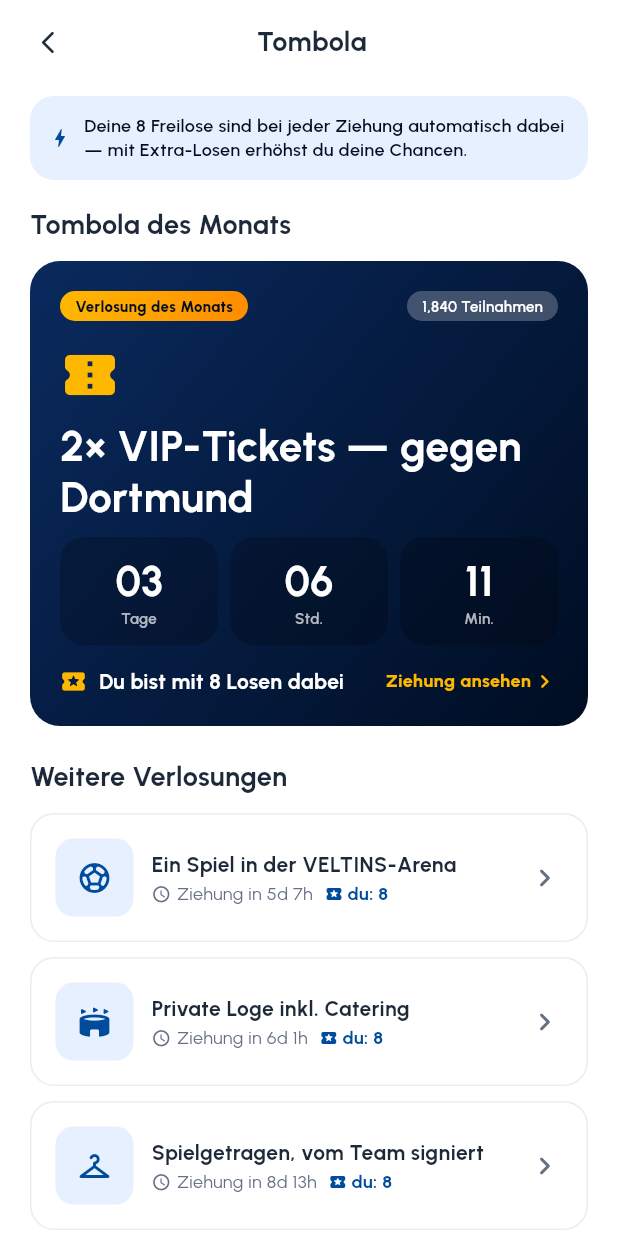
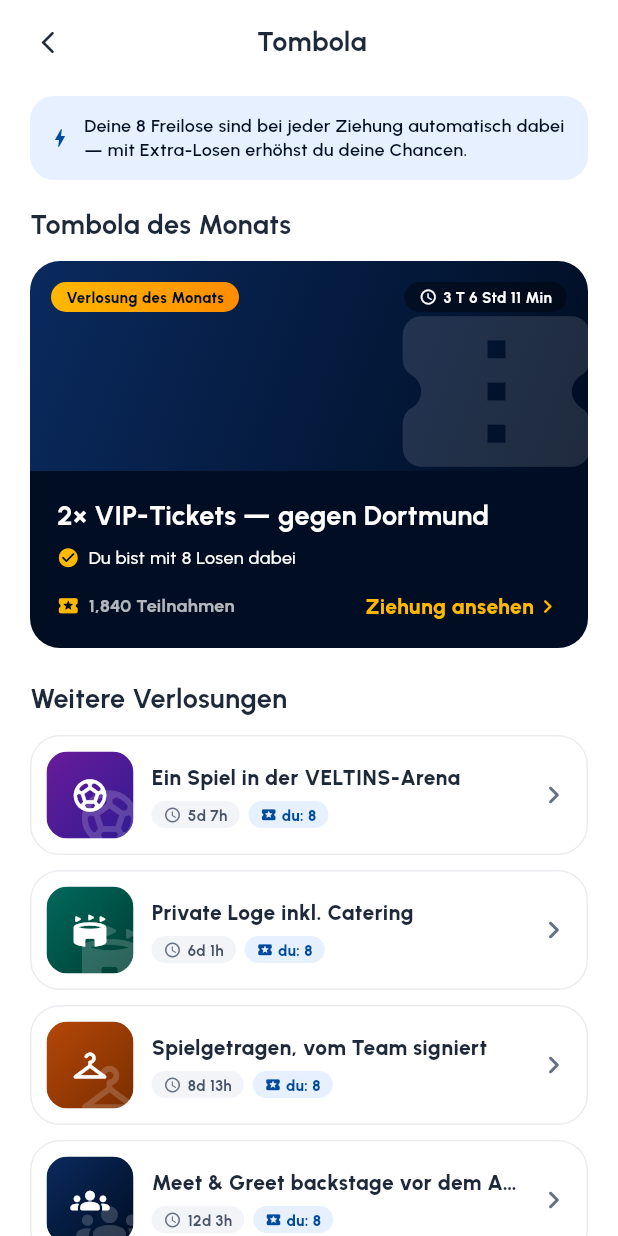
Before and after one commit to COREVIONLABS/EMBAapp-native, a Flutter app: the RafflesScreen screen opened directly, on a phone screen of 412 x 824 dp. Run offline on Flutter 3.47's test engine with Material 3 defaults, Android fonts, the phone set to English and light mode, and no system bars; our stand-ins replace flutter_svg.

Commit message:
Redesign the Tombola hub cards
- "Tombola of the month" is now a premium two-part card: a brand-gradient
  motif band with a large watermark glyph, a gold "Draw of the month"
  badge and a live countdown pill, over a solid info panel with the
  prize, your lots and entries + a "View draw" action (replaces the flat
  gradient block with the three number tiles).
- "More draws" rows become richer cards: a colorful gradient thumbnail
  with the prize glyph, the title, and compact countdown + "you: N lots"
  chips (replaces the plain surface rows).

Co-Authored-By: Claude Opus 4.8 <noreply@anthropic.com>
Claude-Session: https://claude.ai/code/session_0138H2TPm9wvb2D54WvCY8tL

```diff
--- a/lib/screens/raffles_screen.dart
+++ b/lib/screens/raffles_screen.dart
@@ -99,7 +99,6 @@ class _RafflesScreenState extends State<RafflesScreen> {
     super.dispose();
   }
 
-  String _two(int n) => n.toString().padLeft(2, '0');
   Duration _left(int i) {
     final d = _ends[i].difference(DateTime.now());
     return d.isNegative ? Duration.zero : d;
@@ -170,86 +169,104 @@ class _RafflesScreenState extends State<RafflesScreen> {
 
   Widget _featured(int i) {
     final r = kRaffles[i];
-    final left = _left(i);
     return Container(
       width: double.infinity,
-      padding: const EdgeInsets.all(20),
-      decoration: BoxDecoration(gradient: LinearGradient(colors: r.gradient, begin: Alignment.topLeft, end: Alignment.bottomRight), borderRadius: BorderRadius.circular(AppRadii.card)),
-      child: Column(crossAxisAlignment: CrossAxisAlignment.start, children: [
-        Row(children: [
+      clipBehavior: Clip.antiAlias,
+      decoration: BoxDecoration(borderRadius: BorderRadius.circular(AppRadii.card)),
+      child: Column(crossAxisAlignment: CrossAxisAlignment.stretch, children: [
+        // Motif band — brand gradient + a big watermark glyph, with the badges
+        // and a live countdown over it.
+        SizedBox(
+          height: 140,
+          child: Stack(fit: StackFit.expand, children: [
+            DecoratedBox(decoration: BoxDecoration(gradient: LinearGradient(colors: r.gradient, begin: Alignment.topLeft, end: Alignment.bottomRight))),
+            Positioned(right: -14, bottom: -22, child: Icon(r.glyph, size: 150, color: Colors.white.withValues(alpha: 0.12))),
+            Padding(
+              padding: const EdgeInsets.all(14),
+              child: Row(crossAxisAlignment: CrossAxisAlignment.start, children: [
                 Pill(gradient: const LinearGradient(colors: AppColors.goldGradient), child: Text(tr('Draw of the month'), style: AppText.caption1.copyWith(color: AppColors.brandDarkest, fontWeight: FontWeight.w800))),
                 const Spacer(),
-          Pill(color: Colors.white24, child: Text('${FanModel.fmtPublic(raffleTotalEntries(i))} ${tr('entries')}', style: AppText.caption1.copyWith(color: Colors.white))),
+                Pill(color: Colors.black.withValues(alpha: 0.4), child: Row(mainAxisSize: MainAxisSize.min, children: [
+                  const Icon(Icons.schedule_rounded, size: 12, color: Colors.white),
+                  const SizedBox(width: 4),
+                  CountdownText(_ends[i], style: AppText.caption1.copyWith(color: Colors.white, fontWeight: FontWeight.w700)),
+                ])),
               ]),
-        const SizedBox(height: 16),
-        Icon(r.glyph, color: AppColors.gold, size: 40),
-        const SizedBox(height: 10),
-        Text(tr(r.prize), style: AppText.h4.copyWith(color: Colors.white)),
-        const SizedBox(height: 10),
+            ),
+          ]),
+        ),
+        // Solid info panel — clean, legible text.
+        Container(
+          color: AppColors.brandDarkest,
+          padding: const EdgeInsets.all(18),
+          child: Column(crossAxisAlignment: CrossAxisAlignment.start, children: [
+            Text(tr(r.prize), style: AppText.label1.copyWith(color: Colors.white)),
+            const SizedBox(height: 8),
             Row(children: [
-          _count(_two(left.inDays), 'Days'),
-          const SizedBox(width: 8),
-          _count(_two(left.inHours % 24), 'Hrs'),
-          const SizedBox(width: 8),
-          _count(_two(left.inMinutes % 60), 'Min'),
+              Icon(raffleMyEntries(i) > 0 ? Icons.check_circle_rounded : Icons.info_outline_rounded, size: 15, color: AppColors.gold),
+              const SizedBox(width: 6),
+              Expanded(child: Text(
+                raffleMyEntries(i) > 0 ? trp('You’re in with {n} lots', n: '${raffleMyEntries(i)}') : tr('You have no lots in this draw yet'),
+                style: AppText.body3.copyWith(color: Colors.white))),
             ]),
             const SizedBox(height: 14),
             Row(children: [
-          const Icon(Icons.local_activity_rounded, color: AppColors.gold, size: 18),
-          const SizedBox(width: 8),
-          Expanded(child: Text(
-            raffleMyEntries(i) > 0 ? trp('You’re in with {n} lots', n: '${raffleMyEntries(i)}') : tr('You have no lots in this draw yet'),
-            style: AppText.body2.copyWith(color: Colors.white, fontWeight: FontWeight.w700),
-          )),
-          Text(tr('View draw'), style: AppText.body3.copyWith(color: AppColors.gold, fontWeight: FontWeight.w800)),
+              const Icon(Icons.local_activity_rounded, size: 15, color: AppColors.gold),
+              const SizedBox(width: 6),
+              Text('${FanModel.fmtPublic(raffleTotalEntries(i))} ${tr('entries')}', style: AppText.body3.copyWith(color: Colors.white70, fontWeight: FontWeight.w700)),
+              const Spacer(),
+              Text(tr('View draw'), style: AppText.body2.copyWith(color: AppColors.gold, fontWeight: FontWeight.w800)),
               const Icon(Icons.chevron_right_rounded, color: AppColors.gold, size: 18),
             ]),
           ]),
-    );
-  }
-
-  Widget _count(String value, String unit) {
-    return Expanded(
-      child: Container(
-        padding: const EdgeInsets.symmetric(vertical: 12),
-        decoration: BoxDecoration(color: Colors.black.withValues(alpha: 0.22), borderRadius: BorderRadius.circular(AppRadii.tile)),
-        child: Column(children: [
-          Text(value, style: AppText.h4.copyWith(color: Colors.white)),
-          const SizedBox(height: 2),
-          Text(tr(unit), style: AppText.caption1.copyWith(color: Colors.white70)),
+        ),
       ]),
-      ),
     );
   }
 
   Widget _row(int i) {
     final r = kRaffles[i];
     final left = _left(i);
-    return SurfaceCard(
+    return Tappable(
+      scale: 0.99,
       onTap: () => _open(i),
+      child: Container(
+        padding: const EdgeInsets.all(10),
+        decoration: BoxDecoration(color: AppColors.surface, borderRadius: BorderRadius.circular(AppRadii.card), border: Border.all(color: AppColors.borderLightest)),
         child: Row(children: [
+          // Gradient motif thumbnail with the prize glyph.
           Container(
-          width: 52, height: 52,
-          decoration: BoxDecoration(color: AppColors.brandLightest, borderRadius: BorderRadius.circular(12)),
-          child: Icon(r.glyph, color: AppColors.brandPrimary, size: 24),
+            width: 58, height: 58,
+            clipBehavior: Clip.antiAlias,
+            decoration: BoxDecoration(borderRadius: BorderRadius.circular(14)),
+            child: Stack(fit: StackFit.expand, children: [
+              DecoratedBox(decoration: BoxDecoration(gradient: LinearGradient(colors: r.gradient, begin: Alignment.topLeft, end: Alignment.bottomRight))),
+              Positioned(right: -6, bottom: -8, child: Icon(r.glyph, size: 44, color: Colors.white.withValues(alpha: 0.18))),
+              Center(child: Icon(r.glyph, color: Colors.white, size: 26)),
+            ]),
           ),
           const SizedBox(width: 12),
           Expanded(child: Column(crossAxisAlignment: CrossAxisAlignment.start, children: [
-          Text(tr(r.prize), maxLines: 1, overflow: TextOverflow.ellipsis, style: AppText.body2.copyWith(color: AppColors.textDarker, fontWeight: FontWeight.w700)),
-          const SizedBox(height: 2),
+            Text(tr(r.prize), maxLines: 1, overflow: TextOverflow.ellipsis, style: AppText.body2.copyWith(color: AppColors.textDarker, fontWeight: FontWeight.w800)),
+            const SizedBox(height: 6),
             Row(children: [
-            Icon(Icons.schedule_rounded, size: 13, color: AppColors.textLight),
+              Pill(color: AppColors.surfaceMinimal, padding: const EdgeInsets.symmetric(horizontal: 8, vertical: 3), child: Row(mainAxisSize: MainAxisSize.min, children: [
+                Icon(Icons.schedule_rounded, size: 12, color: AppColors.textLight),
                 const SizedBox(width: 4),
-            Text('${tr('Draw in')} ${left.inDays}d ${left.inHours % 24}h', style: AppText.body3Regular),
-            const SizedBox(width: 8),
-            const Icon(Icons.local_activity_rounded, size: 12, color: AppColors.brandPrimary),
+                Text('${left.inDays}d ${left.inHours % 24}h', style: AppText.caption1.copyWith(color: AppColors.textNormal, fontWeight: FontWeight.w700)),
+              ])),
+              const SizedBox(width: 6),
+              Pill(color: AppColors.brandLightest, padding: const EdgeInsets.symmetric(horizontal: 8, vertical: 3), child: Row(mainAxisSize: MainAxisSize.min, children: [
+                const Icon(Icons.local_activity_rounded, size: 11, color: AppColors.brandPrimary),
                 const SizedBox(width: 3),
-            Text(trp('you: {n}', n: '${raffleMyEntries(i)}'), style: AppText.body3.copyWith(color: AppColors.brandPrimary, fontWeight: FontWeight.w700)),
+                Text(trp('you: {n}', n: '${raffleMyEntries(i)}'), style: AppText.caption1.copyWith(color: AppColors.brandPrimary, fontWeight: FontWeight.w800)),
+              ])),
             ]),
           ])),
-        const SizedBox(width: 8),
+          const SizedBox(width: 6),
           Icon(Icons.chevron_right_rounded, color: AppColors.textLight),
         ]),
+      ),
     );
   }
 }
```
Lines whose indentation alone changed are shown as unchanged.
